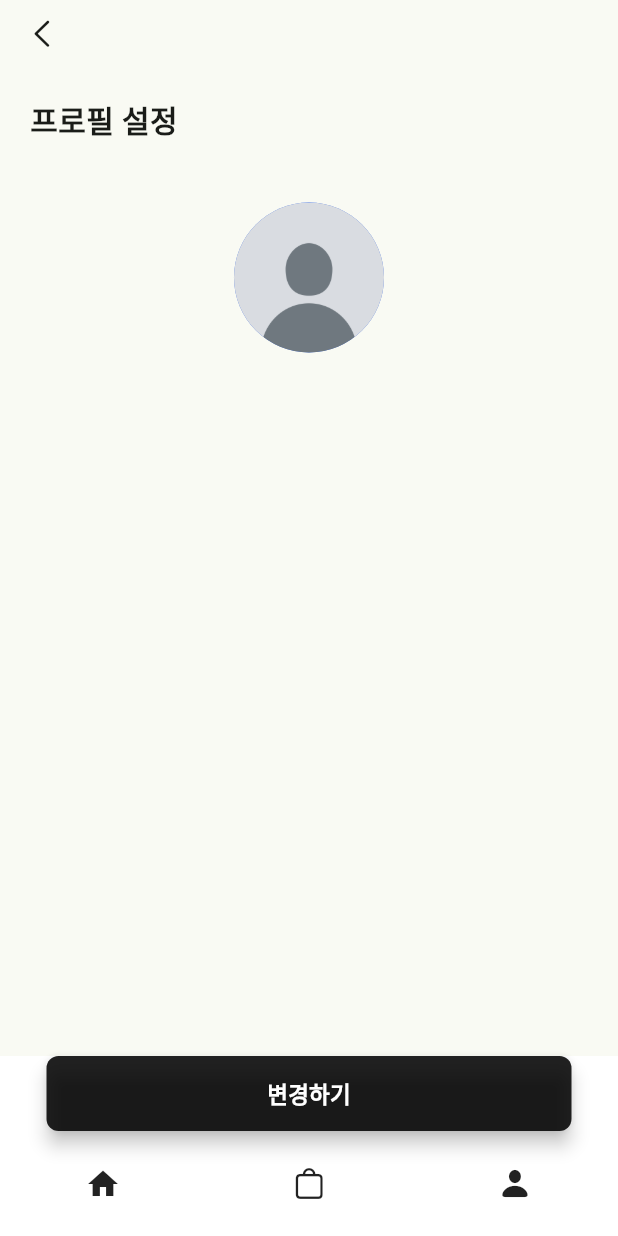
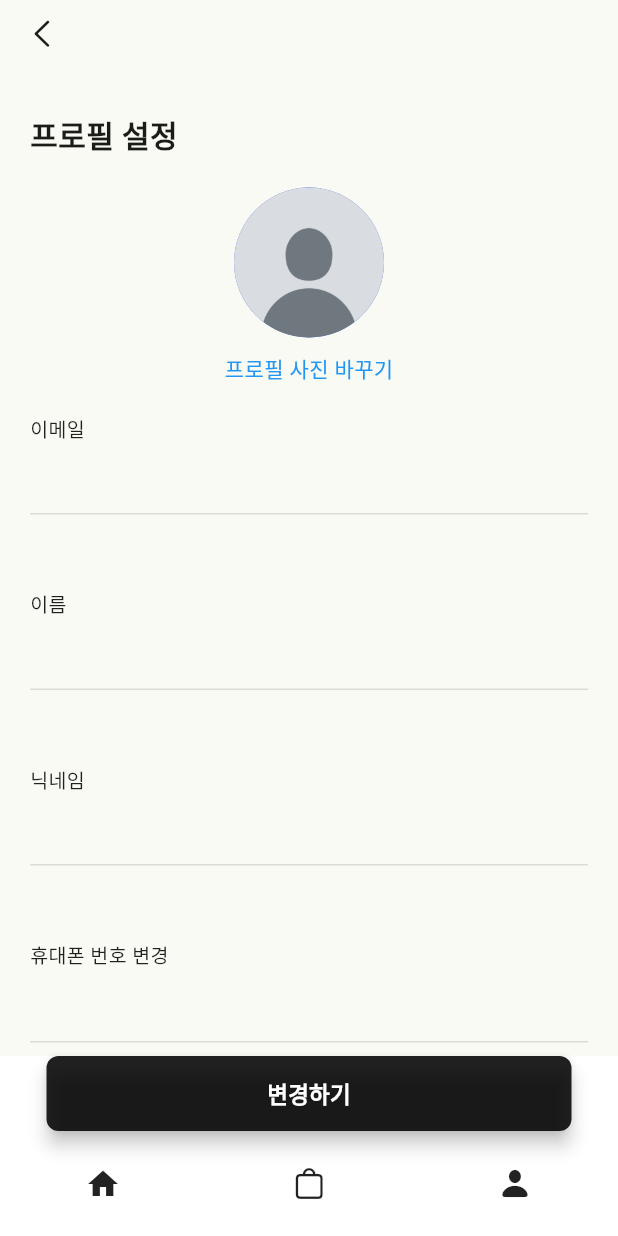
Before and after one commit to chugue/ropa-flutter-project, a Flutter app: the screen it shows after launch, on a phone screen of 412 x 824 dp. Run offline on Flutter 3.47's test engine with Material 3 defaults, Android fonts, the phone set to English and light mode, and no system bars.

Commit message:
bottom-control done

```diff
--- a/lib/components/bottom_control.dart
+++ b/lib/components/bottom_control.dart
@@ -8,7 +8,10 @@ class BottomControl extends StatelessWidget {
 
   @override
   Widget build(BuildContext context) {
-    return Padding(
+    return Container(
+      height: 120, // 바텀 네비게이션바의 높이
+      color: Colors.white,
+      child: Padding(
         padding: const EdgeInsets.only(top: 50),
         child: Row(
           mainAxisAlignment: MainAxisAlignment.spaceAround,
@@ -18,6 +21,7 @@ class BottomControl extends StatelessWidget {
             Icon(CupertinoIcons.person_fill),
           ],
         ),
+      ),
     );
   }
 }
--- a/lib/holder/main_holder.dart
+++ b/lib/holder/main_holder.dart
@@ -1,11 +1,5 @@
-import 'package:final_project_team02/holder/login/login_page.dart';
-import 'package:flutter/cupertino.dart';
+import 'package:final_project_team02/holder/profile/profile_setting.dart';
 import 'package:flutter/material.dart';
-import 'package:flutter/widgets.dart';
-import 'package:icons_plus/icons_plus.dart';
-
-import '../components/bottom_button.dart';
-import '../components/bottom_control.dart';
 
 class MainHolder extends StatelessWidget {
   const MainHolder({super.key});
@@ -18,73 +12,14 @@ class MainHolder extends StatelessWidget {
     );
   }
 }
-
-class ProfileSetting extends StatelessWidget {
-  const ProfileSetting({
-    super.key,
-  });
-
-  @override
-  Widget build(BuildContext context) {
-    return Scaffold(
-      appBar: AppBar(
-        leading: Icon(CupertinoIcons.chevron_left),
-        toolbarHeight: 45,
-      ),
-      body: ListView(
-        padding: EdgeInsets.symmetric(horizontal: 20),
-        children: [
-          _buildTitle(), // 프로필 설정
-          _buildPhoto(), // 사진, 바꾸기 칼럼
-          Container(), // 이메일
-          SizedBox(), // 마진
-          Container(), // 이름
-          Container(), // 닉네임
-          Container(), // 휴대폰 번호 변경
-          Container(), // 비밀번호 변경
-        ],
-      ),
-      bottomNavigationBar: Stack(
-        alignment: Alignment.topCenter,  // 스택 내에서 위젯들을 위쪽 중앙에 정렬
-        children: [
-          Container(
-            height: 120,  // 바텀 네비게이션바의 높이
-            color: Colors.white,
-            child: BottomControl(),
-          ),
-          Positioned(
-            child: BottomButton(),
-          ),
-        ],
-      ),
-    );
-  }
-
-  Widget _buildPhoto() => Container(
-    padding: EdgeInsets.symmetric(vertical: 40),
-    child: Column(
-      children: [
-        CircleAvatar(
-          radius: 50,
-          backgroundImage: AssetImage("assets/images/avatar.jpg"),
-        ),
-      ],
-    ),
-  );
-
-  Widget _buildTitle() => Container(
-    padding: EdgeInsets.only(top: 20),
-    child: Row(
-      mainAxisAlignment: MainAxisAlignment.start,
-      children: [
-        Text(
-          "프로필 설정",
-          style: TextStyle(
-            fontWeight: FontWeight.bold,
-            fontSize: 20,
-          ),
-        ),
-      ],
-    ),
-  );
-}
+// Scaffold(
+// appBar: AppBar(
+// elevation: 0,
+// leading: Icon(CupertinoIcons.chevron_left),
+// toolbarHeight: 45,
+// ),
+// bottomNavigationBar: Padding(
+// padding: const EdgeInsets.all(10),
+// child: BottomControl(),
+// ),
+// )
--- /dev/null
+++ b/lib/holder/profile/_profile_appbar.dart
@@ -0,0 +1,13 @@
+import 'package:flutter/cupertino.dart';
+import 'package:flutter/material.dart';
+
+class ProfileAppBar extends StatelessWidget {
+  @override
+  Widget build(BuildContext context) {
+    return AppBar(
+      elevation: 0,
+      leading: Icon(CupertinoIcons.chevron_left),
+      toolbarHeight: 45,
+    );
+  }
+}
--- /dev/null
+++ b/lib/holder/profile/_text_form.dart
@@ -0,0 +1,29 @@
+import 'package:flutter/material.dart';
+
+class TextForm extends StatelessWidget {
+  final String text;
+
+  TextForm(this.text);
+
+  @override
+  Widget build(BuildContext context) => Container(
+        child: Column(
+          crossAxisAlignment: CrossAxisAlignment.start,
+          children: [
+            Text(
+              text,
+              style: TextStyle(color: Colors.black87, fontSize: 13),
+            ),
+            TextField(
+              decoration: InputDecoration(
+                  enabledBorder: UnderlineInputBorder(
+                    borderSide: BorderSide(color: Colors.black12),
+                  ),
+                  focusedBorder: UnderlineInputBorder(
+                    borderSide: BorderSide(color: Colors.black12),
+                  )),
+            ),
+          ],
+        ),
+      );
+}
--- /dev/null
+++ b/lib/holder/profile/profile_setting.dart
@@ -0,0 +1,117 @@
+import 'package:flutter/cupertino.dart';
+import 'package:flutter/material.dart';
+
+import '../../components/bottom_button.dart';
+import '../../components/bottom_control.dart';
+import '_text_form.dart';
+
+class ProfileSetting extends StatelessWidget {
+  const ProfileSetting({
+    super.key,
+  });
+
+  @override
+  Widget build(BuildContext context) {
+    return Scaffold(
+      appBar: AppBar(
+        elevation: 0,
+        leading: IconButton(
+          icon: Icon(CupertinoIcons.chevron_left),
+          onPressed: () {
+            Navigator.of(context).pop();
+          },
+        ),
+        toolbarHeight: 45,
+      ),
+      body: ListView(
+        padding: EdgeInsets.symmetric(horizontal: 20),
+        children: [
+          SizedBox(height: 10),
+          _buildTitle(), // 프로필 설정
+          _buildPhoto(), // 사진, 바꾸기 칼럼
+          SizedBox(height: 10),
+          TextForm("이메일"), // 이메일
+          SizedBox(height: 50), // 마진
+          TextForm("이름"), // 이름
+          SizedBox(height: 50),
+          TextForm("닉네임"), // 닉네임
+          SizedBox(height: 50),
+          _buildMobileChange(), // 휴대폰 번호 변경
+          SizedBox(height: 50),
+          TextForm("비밀번호 변경"),
+          SizedBox(height: 10) // 비밀번호 변경
+        ],
+      ),
+      bottomNavigationBar: Stack(
+        alignment: Alignment.topCenter, // 스택 내에서 위젯들을 위쪽 중앙에 정렬
+        children: [
+          BottomControl(),
+          Positioned(
+            child: BottomButton(),
+          ),
+        ],
+      ),
+    );
+  }
+
+  // 비밀번호 변경하기 옆에 버튼을 만들어야 될지 고민 //TODO
+  Widget _buildMobileChange() => Container(
+        child: Column(
+          crossAxisAlignment: CrossAxisAlignment.start,
+          children: [
+            Text(
+              "휴대폰 번호 변경",
+              style: TextStyle(color: Colors.black87, fontSize: 13),
+            ),
+            TextField(
+              decoration: InputDecoration(
+                  enabledBorder: UnderlineInputBorder(
+                    borderSide: BorderSide(color: Colors.black12),
+                  ),
+                  focusedBorder: UnderlineInputBorder(
+                    borderSide: BorderSide(color: Colors.black12),
+                  )),
+            ),
+          ],
+        ),
+      );
+
+  // 프로필 사진
+  Widget _buildPhoto() => Container(
+        padding: EdgeInsets.only(top: 20),
+        child: Column(
+          children: [
+            CircleAvatar(
+              radius: 50,
+              backgroundImage: AssetImage("assets/images/avatar.jpg"),
+            ),
+            Padding(
+              padding: const EdgeInsets.symmetric(vertical: 10),
+              child: Text(
+                "프로필 사진 바꾸기",
+                style: TextStyle(
+                  color: Colors.blue,
+                ),
+              ),
+            ),
+          ],
+        ),
+      );
+
+  // 페이지 이름
+  Widget _buildTitle() => Container(
+        padding: EdgeInsets.only(top: 20),
+        child: Row(
+          mainAxisAlignment: MainAxisAlignment.start,
+          children: [
+            Text(
+              "프로필 설정",
+              style: TextStyle(
+                fontWeight: FontWeight.bold,
+                fontSize: 20,
+              ),
+            ),
+          ],
+        ),
+      );
+}
```
Also changed, not shown: pubspec.lock, 1 other file. Lines whose indentation alone changed are shown as unchanged.
